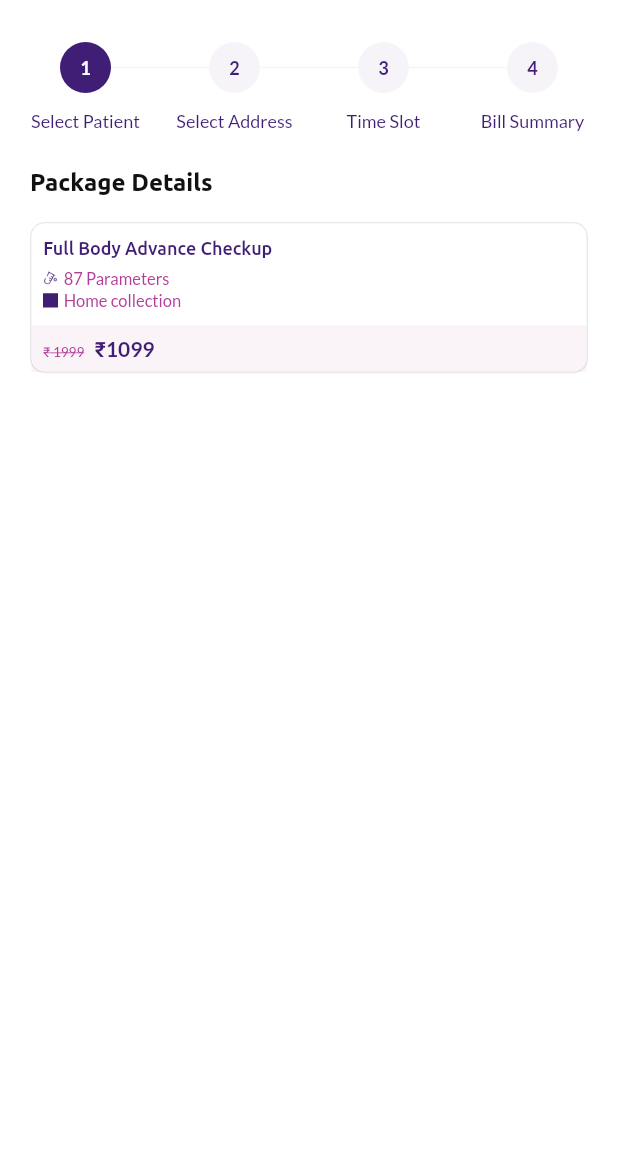
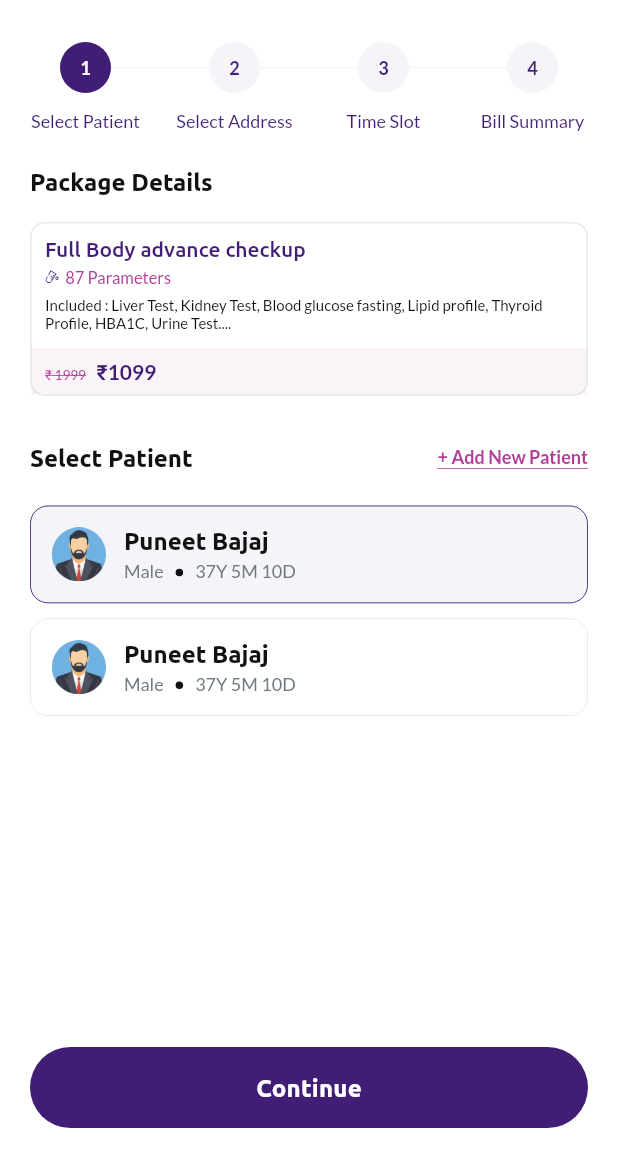
Before and after one commit to info-qrishealth/qris-app-flutter, a Flutter app: the CartScreen screen opened directly, on a phone screen of 412 x 824 dp, the part 84-1236 px from its top. Run offline on Flutter 3.47's test engine with Material 3 defaults, Android fonts, the phone set to English and light mode, and no system bars; our stand-ins replace dotted_border, flutter_svg, get, pin_code_fields.

Commit message:
Cart page select_patient_tab.dart ui done.

```diff
--- /dev/null
+++ b/lib/modules/cart_module/components/patient_list_tile.dart
@@ -0,0 +1,61 @@
+import 'package:flutter/material.dart';
+import 'package:get/get.dart';
+
+import '../../../styles/app_colors.dart';
+
+class PatientListTile extends StatelessWidget {
+  final bool isSelected;
+  const PatientListTile({super.key, this.isSelected = false});
+
+  @override
+  Widget build(BuildContext context) {
+    final textTheme = Get.textTheme;
+
+    return Container(
+        padding: EdgeInsets.all(14),
+        decoration: BoxDecoration(
+            borderRadius: BorderRadius.circular(12),
+            color: isSelected
+                ? AppColors.primaryBlue.withOpacity(0.05)
+                : Colors.white,
+            border: Border.all(
+                width: 0.6,
+                color: isSelected
+                    ? AppColors.primaryBlue
+                    : Colors.black.withOpacity(0.09))),
+        child: IntrinsicHeight(
+            child:
+                Row(crossAxisAlignment: CrossAxisAlignment.stretch, children: [
+          Image.asset('assets/images/placeholders/male_placeholder.png',
+              height: 35),
+          SizedBox(width: 12),
+          Expanded(
+              child: Column(
+                  crossAxisAlignment: CrossAxisAlignment.stretch,
+                  children: [
+                Text('Puneet Bajaj',
+                    style: textTheme.titleMedium!
+                        .copyWith(fontWeight: FontWeight.w600)),
+                SizedBox(height: 4),
+                Row(children: [
+                  Text('Male',
+                      style: textTheme.bodySmall!.copyWith(
+                          fontWeight: FontWeight.w400,
+                          color: AppColors.lightSubTextColor)),
+                  SizedBox(width: 8),
+                  Container(
+                      margin: EdgeInsets.only(top: 2),
+                      height: 5,
+                      width: 5,
+                      decoration: BoxDecoration(
+                          color: AppColors.black, shape: BoxShape.circle)),
+                  SizedBox(width: 8),
+                  Text('37Y 5M 10D',
+                      style: textTheme.bodySmall!.copyWith(
+                          fontWeight: FontWeight.w400,
+                          color: AppColors.lightSubTextColor)),
+                ]),
+              ])),
+        ])));
+  }
+}
--- a/lib/modules/cart_module/components/step_indicator/step_circle.dart
+++ b/lib/modules/cart_module/components/step_indicator/step_circle.dart
@@ -23,11 +23,14 @@ class StepCircle extends StatelessWidget {
               decoration: BoxDecoration(
                   color: isSelected ? AppColors.primaryBlue : Color(0x0C411E75),
                   shape: BoxShape.circle),
-              child: Text('${step + 1}',
-                  style: textTheme.bodySmall!.copyWith(
-                      fontWeight: FontWeight.w600,
-                      color:
-                          isSelected ? Colors.white : AppColors.primaryBlue))),
+              child: selectedStep > step
+                  ? Icon(Icons.done, color: Colors.white)
+                  : Text('${step + 1}',
+                      style: textTheme.bodySmall!.copyWith(
+                          fontWeight: FontWeight.w600,
+                          color: isSelected
+                              ? Colors.white
+                              : AppColors.primaryBlue))),
           Positioned(
               top: 45,
               child: Text(
--- a/lib/modules/cart_module/screens/cart_screen.dart
+++ b/lib/modules/cart_module/screens/cart_screen.dart
@@ -18,31 +18,43 @@ class CartScreen extends StatefulWidget {
 class _CartScreenState extends State<CartScreen> {
   final _pageController = PageController();
   final _textTheme = Get.textTheme;
+  int _selectedPage = 0;
 
   @override
   Widget build(BuildContext context) {
     return Scaffold(
         appBar: CommonAppBar(title: 'My Cart'),
-        body: Padding(
-            padding:
-                EdgeInsets.symmetric(horizontal: AppConstants.scaffoldPadding),
-            child:
-                Column(crossAxisAlignment: CrossAxisAlignment.start, children: [
+        body: SafeArea(
+            child: Padding(
+                padding: EdgeInsets.symmetric(
+                    horizontal: AppConstants.scaffoldPadding),
+                child: Column(
+                    crossAxisAlignment: CrossAxisAlignment.start,
+                    children: [
                       SizedBox(height: 24),
                       Padding(
                           padding: EdgeInsets.symmetric(horizontal: 20),
-                  child: StepIndicator(0)),
+                          child: StepIndicator(_selectedPage)),
                       SizedBox(height: 50),
                       Expanded(
                           child: PageView(
                               controller: _pageController,
                               physics: NeverScrollableScrollPhysics(),
                               children: [
-                    SelectPatientTab(),
+                            SelectPatientTab(onContinue: () {
+                              _animateToPage(pageIndex: 1);
+                            }),
                             SelectAddressTab(),
                             TimeSlotTab(),
                             BillSummaryTab()
                           ])),
-            ])));
+                    ]))));
+  }
+
+  void _animateToPage({required int pageIndex}) {
+    _pageController.animateToPage(pageIndex,
+        duration: Duration(milliseconds: 250), curve: Curves.easeIn);
+    _selectedPage = pageIndex;
+    setState(() {});
   }
 }
--- a/lib/modules/cart_module/screens/tabs/select_patient_tab.dart
+++ b/lib/modules/cart_module/screens/tabs/select_patient_tab.dart
@@ -1,9 +1,17 @@
 import 'package:flutter/material.dart';
 import 'package:get/get.dart';
-import 'package:qris_health/modules/home_module/components/package_tile.dart';
+import 'package:qris_health/constants/app_constants.dart';
+import 'package:qris_health/modules/family_members_module/components/add_family_member_bottom_sheet.dart';
+import 'package:qris_health/modules/home_module/components/package_list_tile.dart';
+import 'package:qris_health/shared/components/underline_text.dart';
+import 'package:qris_health/styles/app_colors.dart';
+
+import '../../../../shared/components/heading_text.dart';
+import '../../components/patient_list_tile.dart';
 
 class SelectPatientTab extends StatefulWidget {
-  const SelectPatientTab({super.key});
+  final Function() onContinue;
+  const SelectPatientTab({super.key, required this.onContinue});
 
   @override
   State<SelectPatientTab> createState() => _SelectPatientTabState();
@@ -14,11 +22,46 @@ class _SelectPatientTabState extends State<SelectPatientTab> {
 
   @override
   Widget build(BuildContext context) {
-    return ListView(children: [
-      Text('Package Details',
-          style: _textTheme.titleMedium!.copyWith(fontWeight: FontWeight.w700)),
-      SizedBox(height: 18),
-      PackageTileHorizontal(onBookNowTap: null),
+    return Column(crossAxisAlignment: CrossAxisAlignment.stretch, children: [
+      Expanded(
+          child: ListView(children: [
+        HeadingText(text: 'Package Details'),
+        SizedBox(height: 18),
+        PackageListTile(
+            onSeeDetailsTap: null,
+            onBookNowTap: null,
+            description:
+                'Included : Liver Test, Kidney Test, Blood glucose fasting, Lipid profile, Thyroid Profile, HBA1C, Urine Test....'),
+        SizedBox(height: 32),
+        Row(children: [
+          Expanded(child: HeadingText(text: 'Select Patient')),
+          GestureDetector(
+              onTap: () async {
+                await showModalBottomSheet(
+                    constraints: AppConstants.bottomSheetConstraints,
+                    isScrollControlled: true,
+                    context: context,
+                    builder: (context) => AddFamilyMemberBottomSheet());
+              },
+              child: UnderlineText(
+                  text: '+ Add New Patient',
+                  style: _textTheme.bodySmall!
+                      .copyWith(color: AppColors.primaryPink),
+                  underlineColor: AppColors.primaryPink)),
+        ]),
+        SizedBox(height: 18),
+        ...List.generate(2, (index) {
+          return Padding(
+              padding: const EdgeInsets.symmetric(vertical: 5),
+              child: PatientListTile(isSelected: index % 2 == 0));
+        }),
+      ])),
+      ElevatedButton(
+          onPressed: widget.onContinue,
+          style:
+              ElevatedButton.styleFrom(backgroundColor: AppColors.primaryBlue),
+          child: Text('Continue')),
+      SizedBox(height: 16)
     ]);
   }
 }
--- /dev/null
+++ b/lib/modules/home_module/components/package_list_tile.dart
@@ -0,0 +1,104 @@
+import 'package:flutter/cupertino.dart';
+import 'package:flutter/material.dart';
+import 'package:get/get.dart';
+import 'package:qris_health/constants/app_constants.dart';
+import 'package:qris_health/shared/components/feature_row.dart';
+import 'package:qris_health/shared/components/offered_price_container.dart';
+import 'package:qris_health/styles/app_colors.dart';
+
+import '../../screens/blood_test_detail_screen.dart';
+
+class PackageListTile extends StatelessWidget {
+  final String? description;
+  final Function()? onSeeDetailsTap;
+  final Function()? onBookNowTap;
+
+  PackageListTile(
+      {super.key,
+      this.description,
+      required this.onSeeDetailsTap,
+      required this.onBookNowTap});
+  final _textTheme = Get.textTheme;
+
+  @override
+  Widget build(BuildContext context) {
+    return Container(
+        decoration: BoxDecoration(
+            borderRadius: BorderRadius.circular(10),
+            border: Border.all(color: Colors.black.withOpacity(0.09))),
+        child:
+            Column(crossAxisAlignment: CrossAxisAlignment.stretch, children: [
+          Padding(
+              padding: EdgeInsets.symmetric(horizontal: 9, vertical: 9),
+              child: Column(
+                  crossAxisAlignment: CrossAxisAlignment.stretch,
+                  children: [
+                    Text('Full Body advance checkup',
+                        style: _textTheme.bodyLarge!.copyWith(
+                            fontWeight: FontWeight.w500,
+                            color: AppColors.primaryBlue,
+                            fontFamily: AppConstants.ubuntuFontFamily)),
+                    SizedBox(height: 4),
+                    FeatureRow(
+                        imagePath: 'assets/images/icons/test_tube.png',
+                        title: '87 Parameters'),
+                    if (description != null)
+                      Padding(
+                          padding: const EdgeInsets.only(top: 6),
+                          child: Text(description!,
+                              style: _textTheme.labelSmall!.copyWith(
+                                  fontWeight: FontWeight.w400, fontSize: 10))),
+                  ])),
+          SizedBox(height: 2),
+          OfferedPriceContainer(
+              padding: EdgeInsets.symmetric(vertical: 7, horizontal: 9)),
+          IntrinsicHeight(
+              child: Row(
+                  crossAxisAlignment: CrossAxisAlignment.stretch,
+                  children: [
+                if (onSeeDetailsTap != null)
+                  Expanded(
+                      child: InkWell(
+                          onTap: () {
+                            Navigator.of(context).push(CupertinoPageRoute(
+                                builder: (context) => BloodTestDetailScreen()));
+                          },
+                          child: Container(
+                              padding: EdgeInsets.symmetric(vertical: 10),
+                              alignment: Alignment.center,
+                              decoration: BoxDecoration(
+                                  borderRadius: BorderRadius.only(
+                                      bottomRight: onBookNowTap == null
+                                          ? Radius.circular(10)
+                                          : Radius.zero,
+                                      bottomLeft: Radius.circular(10)),
+                                  color:
+                                      AppColors.primaryPink.withOpacity(0.14)),
+                              child: Text('See Details',
+                                  textAlign: TextAlign.center,
+                                  style: _textTheme.bodySmall!.copyWith(
+                                      fontWeight: FontWeight.w500,
+                                      color: AppColors.lightSubTextColor))))),
+                if (onBookNowTap != null)
+                  Expanded(
+                      child: InkWell(
+                          onTap: () {},
+                          child: Container(
+                              padding: EdgeInsets.symmetric(vertical: 10),
+                              alignment: Alignment.center,
+                              decoration: BoxDecoration(
+                                  color: AppColors.primaryPink,
+                                  borderRadius: BorderRadius.only(
+                                      bottomLeft: onSeeDetailsTap == null
+                                          ? Radius.circular(10)
+                                          : Radius.zero,
+                                      bottomRight: Radius.circular(10))),
+                              child: Text('Book Now',
+                                  style: _textTheme.bodyLarge!.copyWith(
+                                      fontWeight: FontWeight.w700,
+                                      color: Colors.white),
+                                  textAlign: TextAlign.center))))
+              ]))
+        ]));
+  }
+}
--- a/lib/modules/home_module/screens/home_screen.dart
+++ b/lib/modules/home_module/screens/home_screen.dart
@@ -5,7 +5,7 @@ import 'package:get/get.dart';
 import 'package:qris_health/constants/app_constants.dart';
 import 'package:qris_health/modules/home_module/components/category_container.dart';
 import 'package:qris_health/modules/home_module/components/home_screen_app_bar.dart';
-import 'package:qris_health/modules/home_module/components/package_tile.dart';
+import 'package:qris_health/modules/home_module/components/package_tile_horizontal.dart';
 import 'package:qris_health/modules/home_module/components/test_and_scan_tile.dart';
 import 'package:qris_health/modules/home_module/enum/test_category.dart';
 import 'package:qris_health/modules/home_module/screens/popular_package_screen.dart';
--- a/lib/modules/home_module/screens/search_package_screen.dart
+++ b/lib/modules/home_module/screens/search_package_screen.dart
@@ -1,7 +1,7 @@
 import 'package:flutter/material.dart';
 import 'package:get/get.dart';
 import 'package:qris_health/constants/app_constants.dart';
-import 'package:qris_health/modules/home_module/components/popular_package_list_tile.dart';
+import 'package:qris_health/modules/home_module/components/package_list_tile.dart';
 import 'package:qris_health/shared/components/contact_us_container.dart';
 import 'package:qris_health/shared/components/filter_textfield.dart';
 
@@ -54,7 +54,9 @@ class _SearchPackageScreenState extends State<SearchPackageScreen> {
                                 return SizedBox(height: 10);
                               },
                               separatorBuilder: (context, index) {
-                                return PopularPackageListTile();
+                                return PackageListTile(
+                                    onSeeDetailsTap: () {},
+                                    onBookNowTap: () {});
                               },
                               itemCount: 10)),
                     ]))));
--- /dev/null
+++ b/lib/shared/components/heading_text.dart
@@ -0,0 +1,14 @@
+import 'package:flutter/cupertino.dart';
+import 'package:get/get.dart';
+
+class HeadingText extends StatelessWidget {
+  final String text;
+  const HeadingText({super.key, required this.text});
+
+  @override
+  Widget build(BuildContext context) {
+    return Text(text,
+        style:
+            Get.textTheme.titleMedium!.copyWith(fontWeight: FontWeight.w700));
+  }
+}
--- /dev/null
+++ b/lib/shared/components/underline_text.dart
@@ -0,0 +1,32 @@
+import 'package:flutter/material.dart';
+import 'package:get/get.dart';
+
+import '../../styles/app_colors.dart';
+
+class UnderlineText extends StatelessWidget {
+  final Color? underlineColor;
+  final String text;
+  final TextStyle? style;
+  final Function()? onTap;
+  const UnderlineText(
+      {super.key,
+      required this.text,
+      this.style,
+      this.underlineColor,
+      this.onTap});
+
+  @override
+  Widget build(BuildContext context) {
+    return Container(
+        padding: EdgeInsets.only(bottom: 0.5),
+        decoration: BoxDecoration(
+            border: Border(
+                bottom: BorderSide(
+                    color: underlineColor ?? AppColors.textColor, width: 0.5))),
+        child: Text(text,
+            textAlign: TextAlign.center,
+            style: style ??
+                Get.textTheme.bodyLarge!.copyWith(
+                    fontWeight: FontWeight.w400, color: AppColors.textColor)));
+  }
+}
```
Also changed, not shown: lib/modules/family_members_module/components/member_list_tile.dart (+6 -8 lines), lib/modules/home_module/components/popular_package_list_tile.dart (deleted, +0 -88 lines), lib/modules/home_module/screens/popular_package_screen.dart (+5 -3 lines), lib/modules/login_module/screens/login_phone_number_screen.dart (+3 -12 lines), lib/modules/login_module/screens/login_username_and_password_screen.dart (+2 -11 lines), lib/modules/screens/blood_test_detail_screen.dart (+3 -4 lines), lib/shared/components/main_drawer.dart (+7 -9 lines), lib/modules/home_module/components/package_tile_horizontal.dart (renamed from lib/modules/home_module/components/package_tile.dart). Lines whose indentation alone changed are shown as unchanged.
